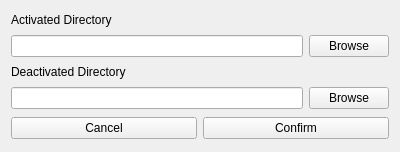
Qt form src/resources/ui/open.ui (TUD-IMB/fosKeyMan) before a commit.
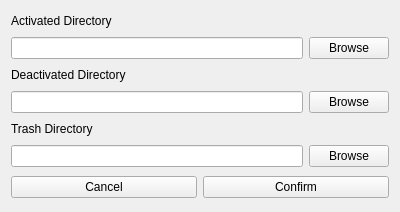
The same form after that commit.

What changed in the file:
```diff
--- a/src/resources/ui/open.ui
+++ b/src/resources/ui/open.ui
@@ -7,7 +7,7 @@
     <x>0</x>
     <y>0</y>
     <width>400</width>
-    <height>152</height>
+    <height>212</height>
    </rect>
   </property>
   <property name="sizePolicy">
@@ -109,6 +109,36 @@
      </item>
     </layout>
    </item>
+   <item>
+    <widget class="QLabel" name="label">
+     <property name="sizePolicy">
+      <sizepolicy hsizetype="Preferred" vsizetype="Fixed">
+       <horstretch>0</horstretch>
+       <verstretch>0</verstretch>
+      </sizepolicy>
+     </property>
+     <property name="text">
+      <string>Trash Directory</string>
+     </property>
+    </widget>
+   </item>
+   <item>
+    <layout class="QHBoxLayout" name="horizontalLayout">
+     <property name="sizeConstraint">
+      <enum>QLayout::SizeConstraint::SetMinimumSize</enum>
+     </property>
+     <item>
+      <widget class="QLineEdit" name="trashLineEdit"/>
+     </item>
+     <item>
+      <widget class="QPushButton" name="trashBrowseButton">
+       <property name="text">
+        <string>Browse</string>
+       </property>
+      </widget>
+     </item>
+    </layout>
+   </item>
    <item>
     <layout class="QHBoxLayout" name="horizontalLayout_4">
      <property name="sizeConstraint">
```
